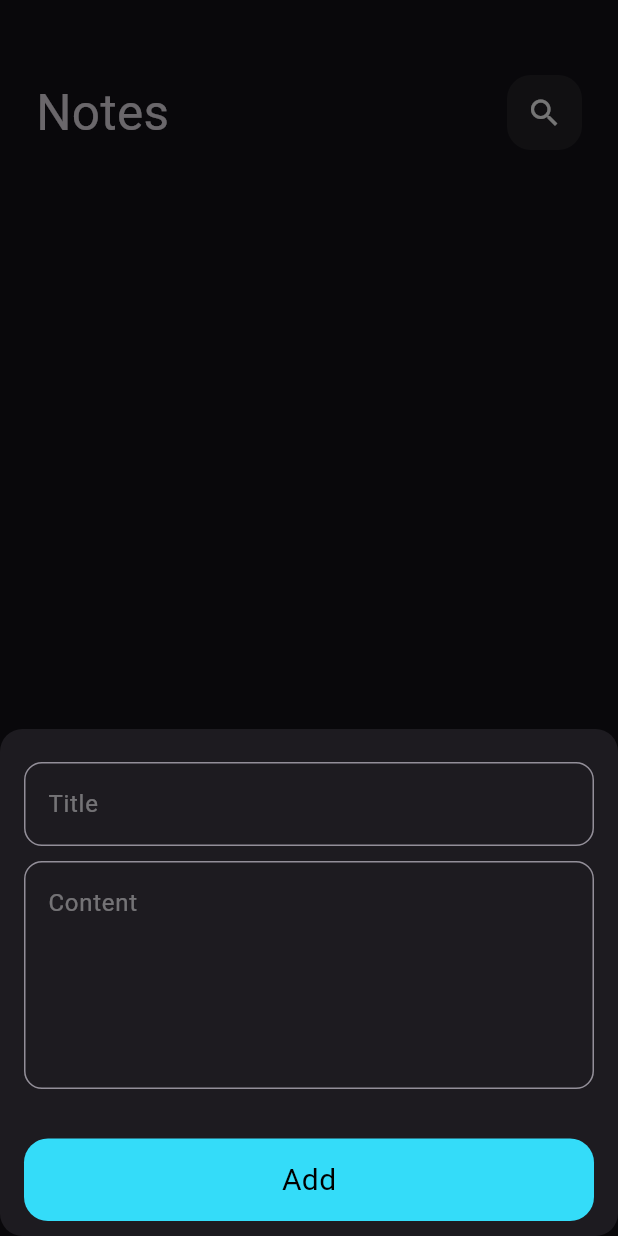
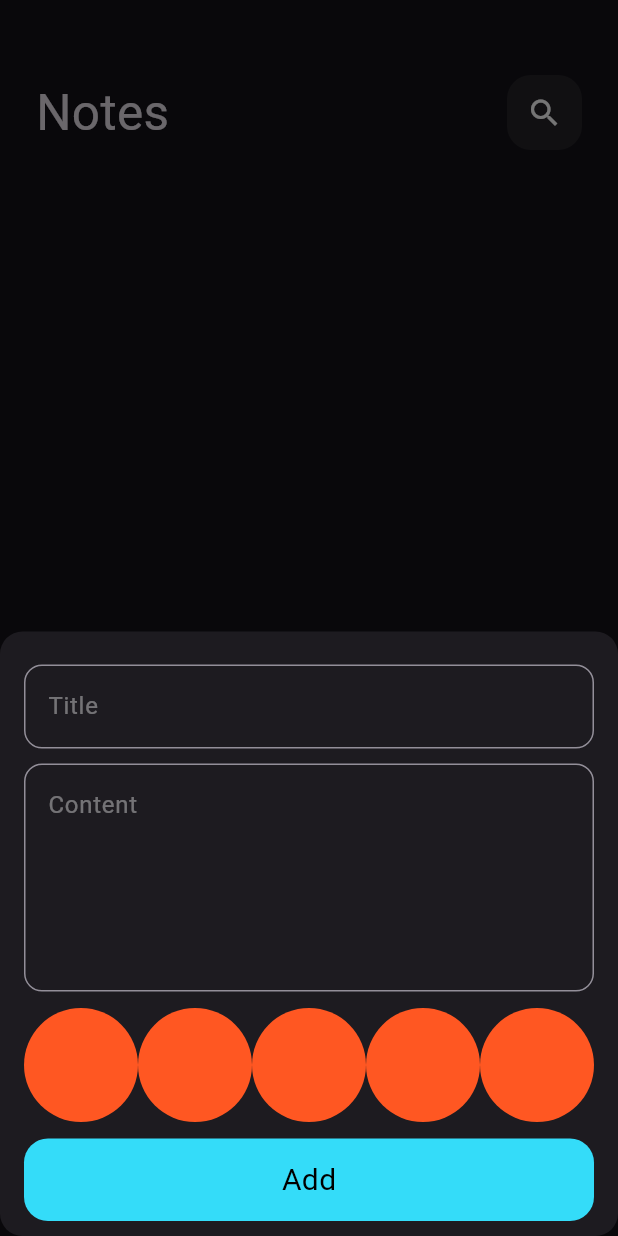
Before and after one commit to Abdualsslam/note_app, a Flutter app: the screen it shows after launch, after a tap on the "add" icon, on a phone screen of 412 x 824 dp. Run offline on Flutter 3.47's test engine with Material 3 defaults, Android fonts, the phone set to English and light mode, and no system bars; our stand-ins replace flutter_bloc, hive, hive_flutter; accounts and stored records are empty.

Commit message:
edit note

```diff
--- a/app_note/lib/models/note_model.dart
+++ b/app_note/lib/models/note_model.dart
@@ -8,9 +8,9 @@ class NoteModel extends HiveObject {
   @HiveField(1)
   String subTitle;
   @HiveField(2)
-  String date;
+  final String date;
   @HiveField(3)
-  int color;
+  final int color;
   NoteModel({
     required this.title,
     required this.subTitle,
--- a/app_note/lib/view/widgets/add_note_form.dart
+++ b/app_note/lib/view/widgets/add_note_form.dart
@@ -1,6 +1,7 @@
 import 'package:app_note/cubits/add_notes/add_note_cubit.dart';
 import 'package:app_note/cubits/read_notes/notes_cubit.dart';
 import 'package:app_note/models/note_model.dart';
+import 'package:app_note/view/widgets/color+_listview.dart';
 import 'package:app_note/view/widgets/custom_button.dart';
 import 'package:app_note/view/widgets/custom_text_field.dart';
 import 'package:flutter/material.dart';
@@ -32,7 +33,7 @@ class _AddNoteFormState extends State<AddNoteForm> {
           ),
           CustomTextField(
             hint: 'Title',
-            onSave: (p0) {
+            onChange: (p0) {
               title = p0;
             },
           ),
@@ -42,10 +43,14 @@ class _AddNoteFormState extends State<AddNoteForm> {
           CustomTextField(
             hint: 'Content',
             maxLine: 5,
-            onSave: (p0) => subTitle = p0,
+            onChange: (p0) => subTitle = p0,
           ),
           const SizedBox(
-            height: 33,
+            height: 10,
+          ),
+          const ColorListView(),
+          const SizedBox(
+            height: 10,
           ),
           // Spacer(),
           BlocBuilder<AddNoteCubit, AddNoteState>(
@@ -61,7 +66,7 @@ class _AddNoteFormState extends State<AddNoteForm> {
                         date: DateFormat.yMMMd().format(DateTime.now()),
                         color: Colors.blue.g.toInt());
                     BlocProvider.of<AddNoteCubit>(context).addNote(noteModel);
-                    debugPrint("add ******");
+
                     context.read<NotesCubit>().fetchAllNotes();
                   } else {
                     autovalidateMode = AutovalidateMode.always;
@@ -70,9 +75,7 @@ class _AddNoteFormState extends State<AddNoteForm> {
               );
             },
           ),
-          const SizedBox(
-            height: 10,
-          ),
+          const SizedBox(height: 10),
         ],
       ),
     );
--- /dev/null
+++ b/app_note/lib/view/widgets/color+_listview.dart
@@ -0,0 +1,29 @@
+import 'package:flutter/material.dart';
+
+class ColorItem extends StatelessWidget {
+  const ColorItem({super.key});
+
+  @override
+  Widget build(BuildContext context) {
+    return const CircleAvatar(
+      backgroundColor: Colors.deepOrange,
+      radius: 38,
+    );
+  }
+}
+
+class ColorListView extends StatelessWidget {
+  const ColorListView({super.key});
+
+  @override
+  Widget build(BuildContext context) {
+    return SizedBox(
+      height: 2 * 39,
+      child: ListView.builder(
+        scrollDirection: Axis.horizontal,
+        itemCount: 10,
+        itemBuilder: (context, index) => ColorItem(),
+      ),
+    );
+  }
+}
--- a/app_note/lib/view/widgets/custom_app_bar.dart
+++ b/app_note/lib/view/widgets/custom_app_bar.dart
@@ -2,9 +2,10 @@ import 'package:app_note/view/widgets/custom_icon_appbar.dart';
 import 'package:flutter/material.dart';
 
 class CustomAppBar extends StatelessWidget {
-  const CustomAppBar({super.key, required this.title, required this.icon});
+  CustomAppBar({super.key, required this.title, required this.icon, this.save});
   final String title;
   final IconData icon;
+  void Function()? save;
   @override
   Widget build(BuildContext context) {
     return Row(
@@ -16,6 +17,7 @@ class CustomAppBar extends StatelessWidget {
         const Spacer(),
         CustomIcon(
           icon: icon,
+          save: save,
         )
       ],
     );
--- a/app_note/lib/view/widgets/custom_icon_appbar.dart
+++ b/app_note/lib/view/widgets/custom_icon_appbar.dart
@@ -1,20 +1,21 @@
 import 'package:flutter/material.dart';
 
 class CustomIcon extends StatelessWidget {
-  const CustomIcon({
-    super.key,
-    required this.icon,
-  });
+  CustomIcon({super.key, required this.icon, this.save});
   final IconData icon;
+  void Function()? save;
   @override
   Widget build(BuildContext context) {
-    return Container(
+    return GestureDetector(
+      onTap: save,
+      child: Container(
         height: 50,
         width: 50,
         decoration: BoxDecoration(
             color: Colors.white.withOpacity(0.07),
             borderRadius: BorderRadius.circular(16)),
         child: Center(child: Icon(icon)),
+      ),
     );
   }
 }
--- a/app_note/lib/view/widgets/custom_text_field.dart
+++ b/app_note/lib/view/widgets/custom_text_field.dart
@@ -2,14 +2,14 @@ import 'package:flutter/material.dart';
 
 class CustomTextField extends StatelessWidget {
   const CustomTextField(
-      {super.key, required this.hint, this.maxLine = 1, this.onSave});
+      {super.key, required this.hint, this.maxLine = 1, this.onChange});
   final String hint;
   final int maxLine;
-  final void Function(String?)? onSave;
+  final void Function(String?)? onChange;
   @override
   Widget build(BuildContext context) {
     return TextFormField(
-      onSaved: onSave,
+      onChanged: onChange,
       validator: (value) {
         if (value?.isEmpty ?? true) {
           return 'This field is required';
--- a/app_note/lib/view/widgets/note_item.dart
+++ b/app_note/lib/view/widgets/note_item.dart
@@ -1,10 +1,8 @@
-import 'package:app_note/constans.dart';
 import 'package:app_note/cubits/read_notes/notes_cubit.dart';
 import 'package:app_note/models/note_model.dart';
 import 'package:app_note/view/edit_note_view.dart';
 import 'package:flutter/material.dart';
 import 'package:flutter_bloc/flutter_bloc.dart';
-import 'package:hive/hive.dart';
 
 // ignore: must_be_immutable
 class NoteItem extends StatelessWidget {
@@ -17,7 +15,7 @@ class NoteItem extends StatelessWidget {
         Navigator.push(
             context,
             MaterialPageRoute(
-              builder: (context) => const EditNoteView(),
+              builder: (context) => EditNoteView(note: note),
             ));
       },
       child: Container(
--- a/app_note/lib/view/widgets/notes_view_body.dart
+++ b/app_note/lib/view/widgets/notes_view_body.dart
@@ -7,18 +7,18 @@ class NoteViewBody extends StatelessWidget {
 
   @override
   Widget build(BuildContext context) {
-    return const Padding(
-      padding: EdgeInsets.symmetric(horizontal: 24),
+    return Padding(
+      padding: const EdgeInsets.symmetric(horizontal: 24),
       child: Column(
         children: [
-          SizedBox(
+          const SizedBox(
             height: 50,
           ),
           CustomAppBar(
             title: 'Notes',
             icon: Icons.search,
           ),
-          Expanded(child: NotesListView()),
+          const Expanded(child: NotesListView()),
         ],
       ),
     );
```
Also changed, not shown: app_note/lib/view/edit_note_view.dart (+4 -3 lines), app_note/lib/view/widgets/edit_note_view_body.dart (+27 -8 lines). Lines whose indentation alone changed are shown as unchanged.
